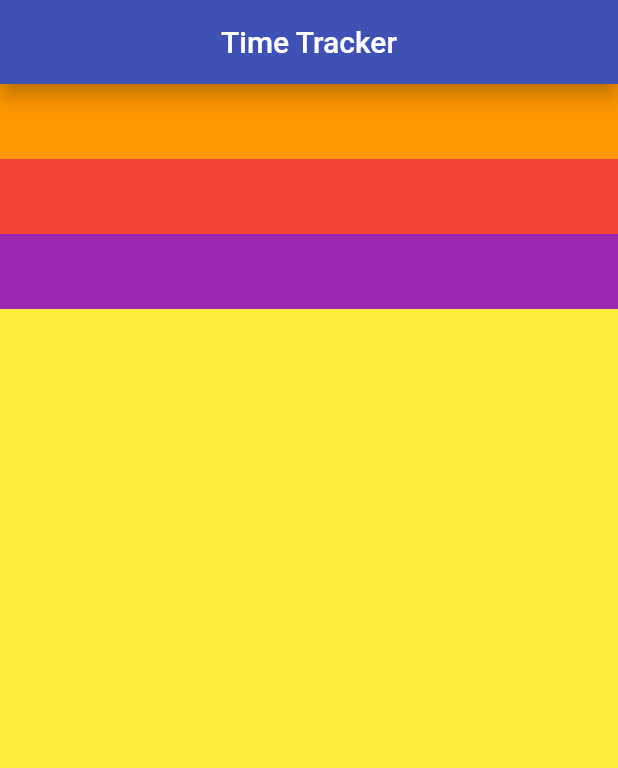
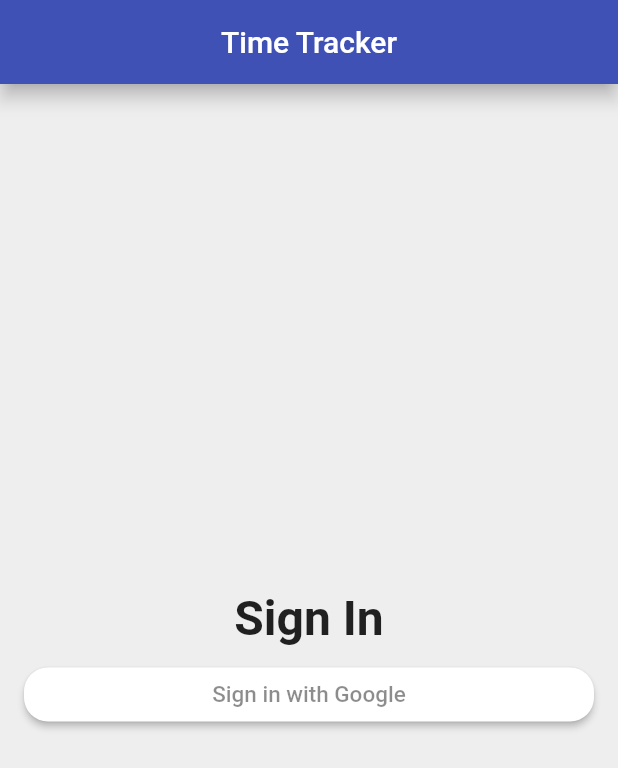
Before and after one commit to AfifZuhair08/time_tracker, a Flutter app: the screen it shows after launch, on a phone screen of 412 x 824 dp. Shown: the top 768 px of the screen. Run offline on Flutter 3.47's test engine with Material 2 defaults, Android fonts, the phone set to English and light mode, and no system bars.

Commit message:
added raised button for sign in and folder to store common widget

```diff
--- a/lib/app/sign_in/sign_in_page.dart
+++ b/lib/app/sign_in/sign_in_page.dart
@@ -10,39 +10,51 @@ class SignInPage extends StatelessWidget {
         elevation: 5.0,
       ),
       body: _buildContent(),
+      backgroundColor: Colors.grey[200],
     );
   }
 
   //container for -> body: _buildContent <-
   Widget _buildContent() {
-    return Container(
-      color: Colors.yellow,
+    return Padding(
+      padding: EdgeInsets.all(16.0),//set all edge with same one value
       child: Column(
+        mainAxisAlignment: MainAxisAlignment.center,
         crossAxisAlignment: CrossAxisAlignment.stretch,
         children: <Widget>[
-          Container(
-            color: Colors.orange,
-            child: SizedBox(
-              //sizedbox with orange color
-              height: 50.0,
+          Text(
+            'Sign In',
+            textAlign: TextAlign.center,
+            style: TextStyle(
+              fontSize: 32.0,
+              fontWeight: FontWeight.w600,
             ),
           ),
-          Container(
-            color: Colors.red,
-            child: SizedBox(
-              //sizedbox with orange color
-              height: 50.0,
+          SizedBox(height: 8.0),
+          RaisedButton(
+            child: Text(
+              'Sign in with Google',
+              style: TextStyle(
+                color: Colors.black45,
+                fontSize: 15.0
+              ),
             ),
-          ),
-          Container(
-            color: Colors.purple,
-            child: SizedBox(
-              //sizedbox with orange color
-              height: 50.0,
+            color: Colors.white,
+            shape: RoundedRectangleBorder(
+              borderRadius: BorderRadius.all(
+                Radius.circular(16.0),
+              )
             ),
+            onPressed: (){
+              print('button Google pressed');
+            }
           )
         ],
       ),
     );
   }
+
+
+
+
 }
```
Also changed, not shown: lib/common_widgets/custom_raised_button.dart (added).
